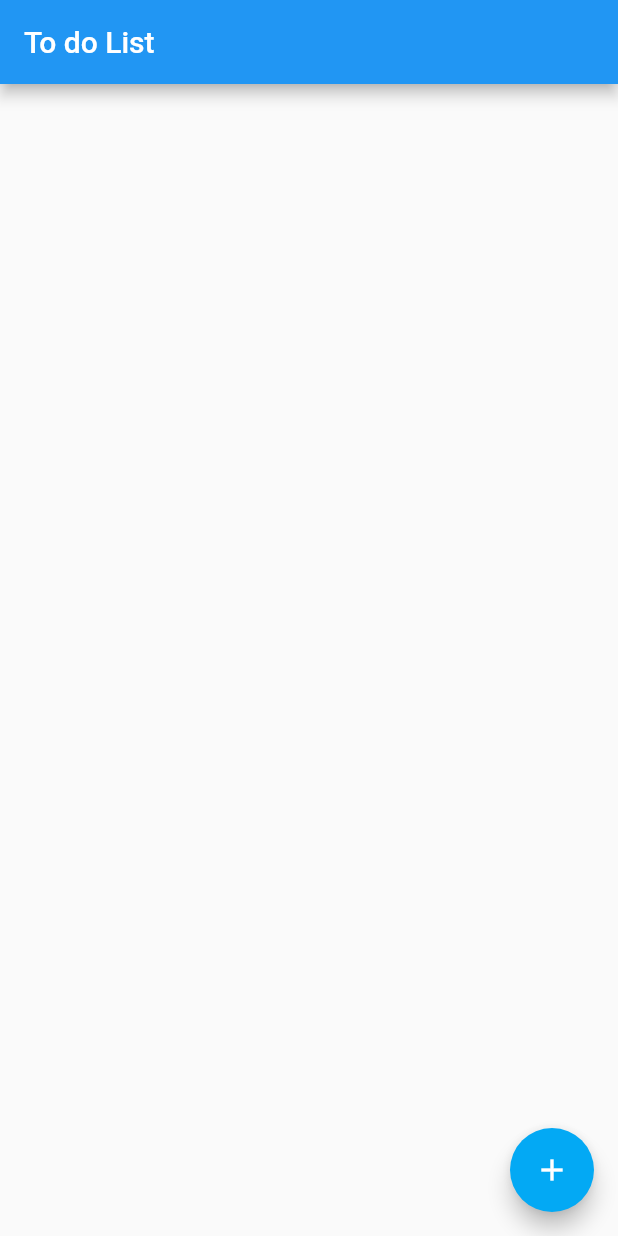
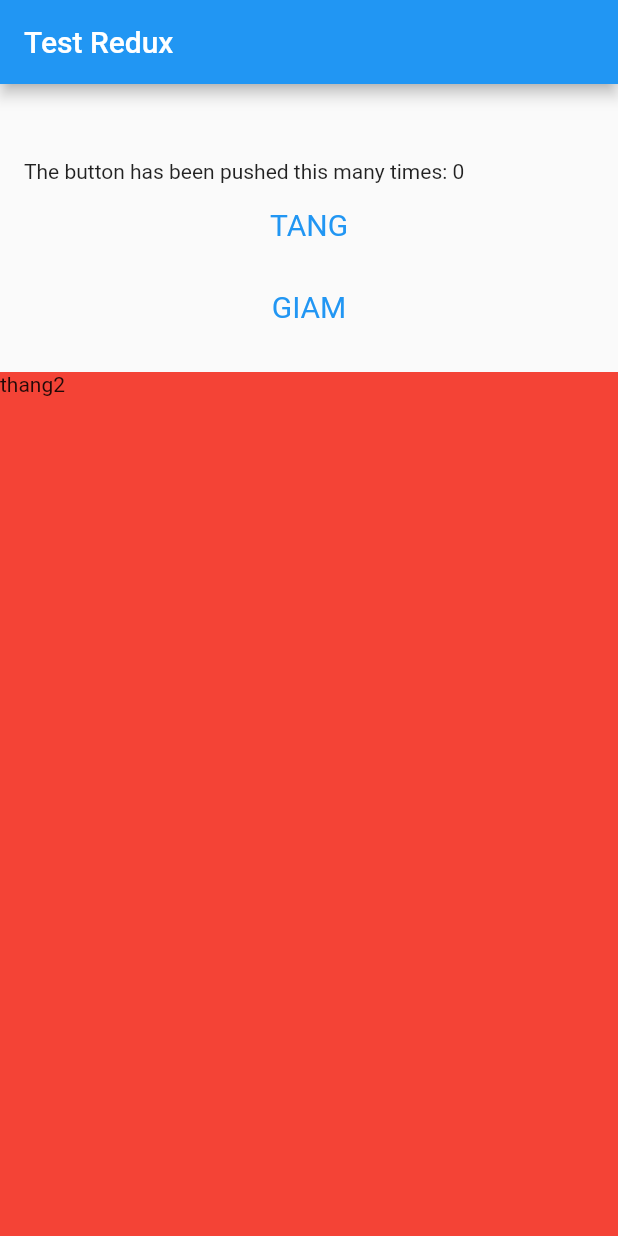
Before and after one commit to HoangNgocThang/DemoFlutter, a Flutter app: the screen it shows after launch, on a phone screen of 412 x 824 dp. Run offline on Flutter 3.47's test engine with Material 2 defaults, Android fonts, the phone set to English and light mode, and no system bars; our stand-ins replace flutter_redux, redux.

Commit message:
Redux cho Flutter

```diff
--- a/lib/main.dart
+++ b/lib/main.dart
@@ -1,19 +1,43 @@
 import 'package:flutter/material.dart';
+import 'package:flutter_redux/flutter_redux.dart';
 import 'package:my_app/sceens/home-screen.dart';
 import 'package:my_app/sceens/login-screen.dart';
 import 'package:my_app/sceens/test-provider-screen.dart';
+import 'package:my_app/sceens/test-redux-screen.dart';
 import 'package:my_app/sceens/test-screen.dart';
+import 'package:redux/redux.dart';
 // import 'package:device_preview/device_preview.dart';
 
-void main() => runApp(MyApp());
+// The reducer, which takes the previous count and increments it in response
+// to an Increment action.
+int counterReducer(int state, dynamic action) {
+  if (action == 'Increment') {
+    return state + 1;
+  }
+  if(action == 'Decrease') {
+     return state -1;
+  }
+  return state;
+}
+
+void main() {
+  final store = Store<int>(counterReducer, initialState: 0);
+  runApp(MyApp(store: store));
+}
 
 class MyApp extends StatelessWidget {
-  const MyApp({super.key});
+  final Store<int> store;
+
+  const MyApp({super.key, required this.store});
 
   // This widget is the root of your application.
   @override
   Widget build(BuildContext context) {
-    return MaterialApp(
+    return
+    StoreProvider(
+      store: store,
+      child:
+      MaterialApp(
         title: 'Flutter Demo',
         theme: ThemeData(
           primarySwatch: Colors.blue,
@@ -22,14 +46,16 @@ class MyApp extends StatelessWidget {
           '/login': (context) => LoginScreen(),
           '/home': (context) => HomeScreen(),
           '/test': (context) => TestScreen(),
-        '/test-provider': (context) => TestProviderScreen()
+          '/test-provider': (context) => TestProviderScreen(),
+          '/test-redux': (context) => TestReduxScreen()
         },
-      initialRoute: '/home',
+        initialRoute: '/test-redux',
         debugShowCheckedModeBanner: false,
         //  darkTheme: ThemeData.dark(),
         // useInheritedMediaQuery: true,
         // locale: DevicePreview.locale(context),
         // builder: DevicePreview.appBuilder,
+      )
     );
   }
 }
--- a/lib/sceens/test-provider-screen.dart
+++ b/lib/sceens/test-provider-screen.dart
@@ -1,6 +1,5 @@
-import 'package:flutter/src/widgets/framework.dart';
-import 'package:flutter/src/widgets/placeholder.dart';
 import 'package:flutter/material.dart';
+import 'package:flutter_redux/flutter_redux.dart';
 
 class TestProviderScreen extends StatefulWidget {
   const TestProviderScreen({super.key});
@@ -13,6 +12,9 @@ class _TestProviderScreenState extends State<TestProviderScreen> {
   @override
   Widget build(BuildContext context) {
     return Scaffold(
+      appBar: AppBar(
+        title: const Text('Test Redux'),
+      ),
       body: SafeArea(
           child: Column(
         crossAxisAlignment: CrossAxisAlignment.stretch,
@@ -28,11 +30,11 @@ class _TestProviderScreenState extends State<TestProviderScreen> {
                     Spacer(),
                     Expanded(
                       child:
-                          Container(color: Colors.amber, child: Text('thang')),
+                          Container(color: Colors.amber, child: Text('thang1')),
                     ),
                     Expanded(
                       child:
-                          Container(color: Colors.amber, child: Text('thang')),
+                          Container(color: Colors.amber, child: Text('thang1')),
                     )
                   ],
                 ),
@@ -40,7 +42,7 @@ class _TestProviderScreenState extends State<TestProviderScreen> {
           Flexible(
               flex: 3,
               fit: FlexFit.tight,
-              child: Container(color: Colors.red, child: Text('thang2')))
+              child: Container(color: Colors.red,))
           // Expanded(flex: 1, child: Container(color: Colors.amber ,child: Text('thang'),)),
           // Expanded(flex: 3, child: Container(color: Colors.red, child: Text('thang2')))
         ],
--- /dev/null
+++ b/lib/sceens/test-redux-screen.dart
@@ -0,0 +1,92 @@
+import 'package:flutter/src/widgets/framework.dart';
+import 'package:flutter/src/widgets/placeholder.dart';
+import 'package:flutter/material.dart';
+import 'package:flutter_redux/flutter_redux.dart';
+
+
+class TestReduxScreen extends StatefulWidget {
+  const TestReduxScreen({super.key});
+
+  @override
+  State<TestReduxScreen> createState() => _TestReduxScreen();
+}
+
+class _TestReduxScreen extends State<TestReduxScreen> {
+  @override
+  Widget build(BuildContext context) {
+    return Scaffold(
+      appBar: AppBar(
+        title: const Text('Test Redux'),
+      ),
+      body: SafeArea(
+          child: Column(
+        crossAxisAlignment: CrossAxisAlignment.stretch,
+        children: [
+          Flexible(
+              flex: 1,
+              fit: FlexFit.tight,
+              child: Padding(
+                padding: const EdgeInsets.all(16),
+                child: Column(
+                  crossAxisAlignment: CrossAxisAlignment.stretch,
+                  children: [
+                    Spacer(),
+                    StoreConnector<int, String>(
+                      converter: (store) => store.state.toString(),
+                      builder: (context, count) {
+                        return Text(
+                          'The button has been pushed this many times: $count',
+                        );
+                      },
+                    ),
+                    StoreConnector<int, VoidCallback>(
+                      converter: (store) {
+                        // Return a `VoidCallback`, which is a fancy name for a function
+                        // with no parameters and no return value.
+                        // It only dispatches an Increment action.
+                        return () => store.dispatch('Increment');
+                      },
+                      builder: (context, callback) {
+                        return TextButton(
+                          style: TextButton.styleFrom(
+                            padding: const EdgeInsets.all(16.0),
+                            textStyle: const TextStyle(fontSize: 20),
+                          ),
+                          onPressed: callback,
+                          child: const Text('TANG'),
+                        );
+                      },
+                    ),
+                    StoreConnector<int, VoidCallback>(
+                      converter: (store) {
+                        // Return a `VoidCallback`, which is a fancy name for a function
+                        // with no parameters and no return value.
+                        // It only dispatches an Increment action.
+                        return () => store.dispatch('Decrease');
+                      },
+                      builder: (context, callback) {
+                        return TextButton(
+                          style: TextButton.styleFrom(
+                            padding: const EdgeInsets.all(16.0),
+                            textStyle: const TextStyle(fontSize: 20),
+                          ),
+                          onPressed: callback,
+                          child: const Text('GIAM'),
+                        );
+                      },
+                    ),
+
+                  ],
+                ),
+              )),
+          Flexible(
+              flex: 3,
+              fit: FlexFit.tight,
+              child: Container(color: Colors.red, child: Text('thang2')))
+          // Expanded(flex: 1, child: Container(color: Colors.amber ,child: Text('thang'),)),
+          // Expanded(flex: 3, child: Container(color: Colors.red, child: Text('thang2')))
+        ],
+      )),
+    );
+  }
+}
--- a/pubspec.yaml
+++ b/pubspec.yaml
@@ -36,6 +36,7 @@ dependencies:
   # Use with the CupertinoIcons class for iOS style icons.
   cupertino_icons: ^1.0.2
   provider: ^6.0.5
+  flutter_redux: ^0.10.0
   # device_preview: ^1.1.0
 
 dev_dependencies:
```
Also changed, not shown: pubspec.lock. Lines whose indentation alone changed are shown as unchanged.
